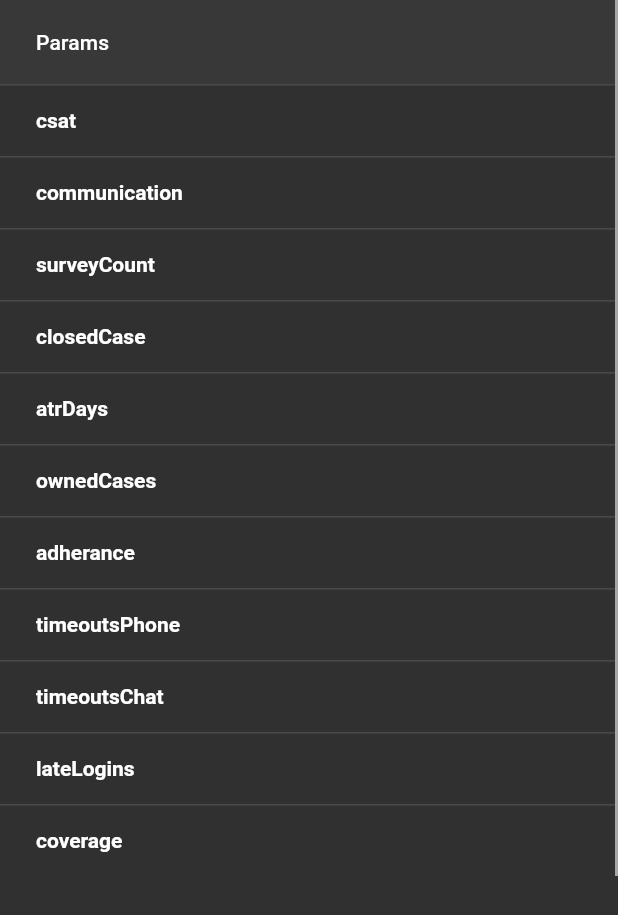
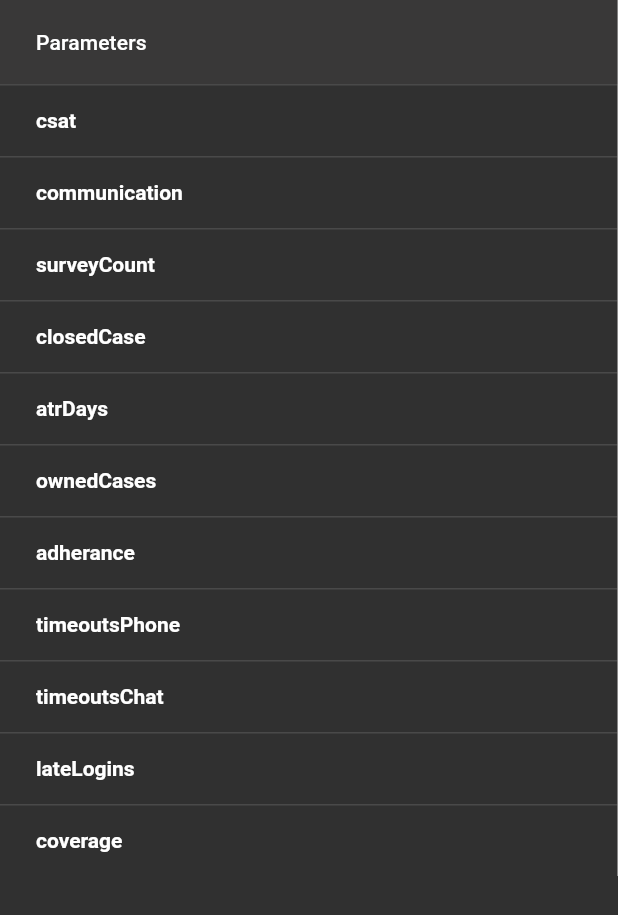
Before and after one commit to dk5761/ct_analyst_app, a Flutter app: the FixedColumnWidget widget shown alone on an empty page, opened directly, on a phone screen of 412 x 824 dp. Shown: the top 915 px of the screen. Run offline on Flutter 3.47's test engine with Material 2 defaults, Android fonts, the phone set to English and light mode, and no system bars; our stand-ins replace auto_route, dio, flutter_dotenv, flutter_riverpod, flutter_secure_storage, freezed_annotation and 1 more; missing offline and left inert: local_notifier, tray_manager, window_manager; accounts and stored records are empty.

```diff
--- a/lib/src/features/authentication/domain/user/app_user.dart
+++ b/lib/src/features/authentication/domain/user/app_user.dart
@@ -1,4 +1,6 @@
 // import 'package:flutter_boilerplate/shared/http/app_exception.dart';
+import 'dart:convert';
+
 import 'package:freezed_annotation/freezed_annotation.dart';
 
 part 'app_user.freezed.dart';
--- a/lib/src/features/dashboard/data/dashboard_repository.dart
+++ b/lib/src/features/dashboard/data/dashboard_repository.dart
@@ -26,6 +26,10 @@ class DashboardRepository implements IDashboardRepository {
 
     final response = await read(clientProvider(token))
         .get('/getData', queryParameters: {"name": name});
+
+    if (response.data == null) {
+      return null;
+    }
 
     return DashboardData.fromJson(response.data);
   }
--- a/lib/src/features/dashboard/presentation/widgets/custom_dropdown.dart
+++ b/lib/src/features/dashboard/presentation/widgets/custom_dropdown.dart
@@ -41,7 +41,7 @@ class CustomDropDownState extends ConsumerState<CustomDropDown> {
         },
         items: [
           const DropdownMenuItem(
-            value: "Select analyst Name",
+            value: "",
             child: Text("Select analyst Name"),
           ),
           ...widget.names!.map<DropdownMenuItem<String>>((dynamic value) {
@@ -56,4 +56,4 @@ class CustomDropDownState extends ConsumerState<CustomDropDown> {
   }
 }
 
-final dropItemProvider = StateProvider<String>((ref) => "Select analyst Name");
+final dropItemProvider = StateProvider<String>((ref) => "");
--- a/lib/src/features/dashboard/presentation/widgets/fixed_column.dart
+++ b/lib/src/features/dashboard/presentation/widgets/fixed_column.dart
@@ -14,12 +14,12 @@ class FixedColumnWidget extends StatelessWidget {
         border: Border(
           right: BorderSide(
             color: darkHeaderTextColor,
-            width: 2,
+            width: 0.5,
           ),
         ),
       ),
       columns: const [
-        DataColumn(label: Text('Params')),
+        DataColumn(label: Text('Parameters')),
       ],
       rows: [
         ...data.map((e) => DataRow(
```
Also changed, not shown: lib/src/features/dashboard/presentation/widgets/scrollable_column.dart (+8 -6 lines), lib/src/features/dashboard/presentation/widgets/table_generator.dart (+1 -62 lines), 1 other file.
